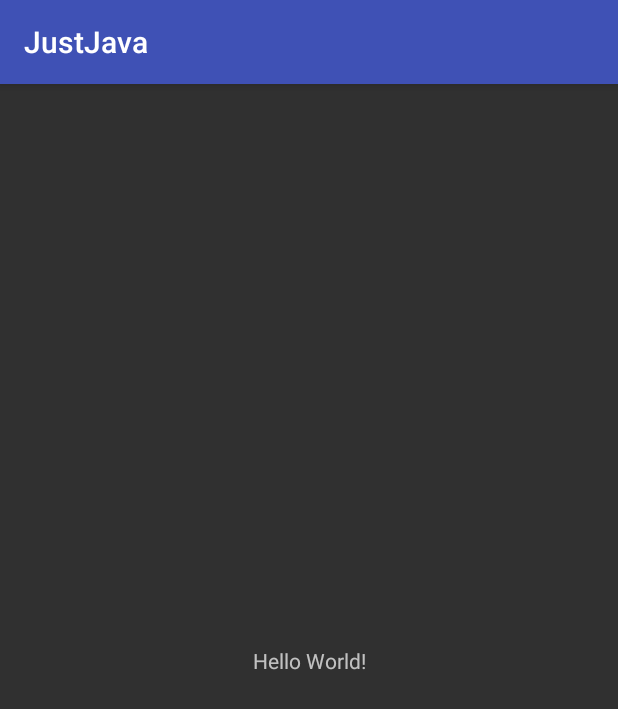
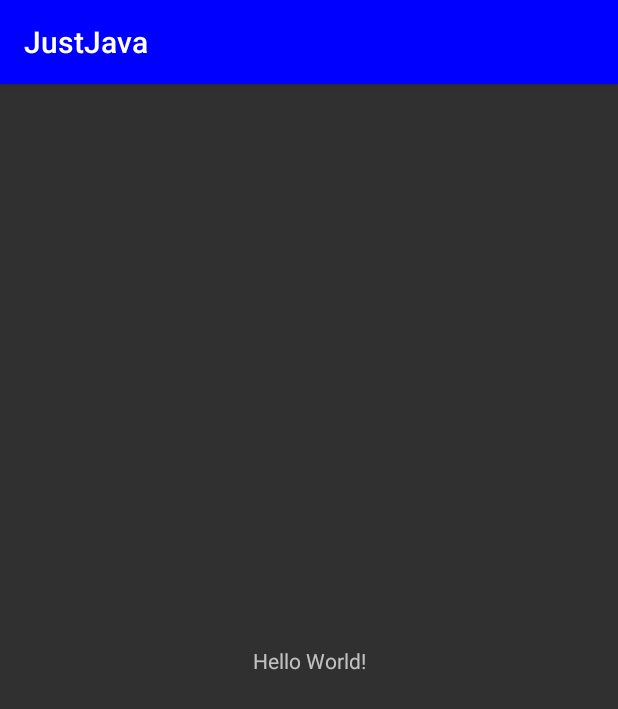
Before and after one commit to rowland007/JustJava, an Android app: the screen it shows after launch (MainActivity), on a phone screen of 412 x 824 dp. Shown: the top 709 px of the screen. Run offline under Robolectric (Android 15) with nearby library versions, the phone set to English and light mode, and no system bars.

Commit message:
Style: Set colors to Pandora Music hex code
Customize the app theme to appear like Pandora Music. The colors are not
official and are just a guess using @stoneleaf pallette.
     Resource:
               www.color-hex.com/color-palette/17688

```diff
--- a/app/src/main/res/values/colors.xml
+++ b/app/src/main/res/values/colors.xml
@@ -1,6 +1,11 @@
 <?xml version="1.0" encoding="utf-8"?>
 <resources>
-    <color name="colorPrimary">#3F51B5</color>
-    <color name="colorPrimaryDark">#303F9F</color>
-    <color name="colorAccent">#FF4081</color>
+    <color name="colorPrimary">#0000ff</color>
+    <color name="colorPrimaryDark">#4000ff</color>
+    <color name="colorAccent">#ff00ff</color>
+    <color name="colorBackgound">#8000ff</color>
+    <color name="colorControl">#bf00ff</color>
+    <color name="textColorPrimary">#ffffff</color>
+    <color name="textColorPrimaryDark">#000000</color>
+    <color name="textColorAccent">#bf00ff</color>
 </resources>
--- a/app/src/main/res/values/styles.xml
+++ b/app/src/main/res/values/styles.xml
@@ -6,6 +6,11 @@
         <item name="colorPrimary">@color/colorPrimary</item>
         <item name="colorPrimaryDark">@color/colorPrimaryDark</item>
         <item name="colorAccent">@color/colorAccent</item>
+        <item name="colorBackground">@color/colorBackground</item>
+        <item name="colorControlActivated">@color/colorControl</item>
+        <item name="textColorPrimary">@color/textColorPrimary</item>
+        <item name="textColorPrimaryDark">@color/textColorPrimaryDark</item>
+        <item name="textColorAccent">@color/textColorAccent</item>
     </style>
 
 </resources>
```
